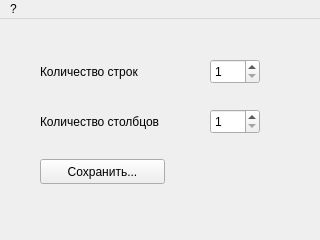
Old version of the form mainwindow.ui in the repository MegaSamuel/PatternDraw.
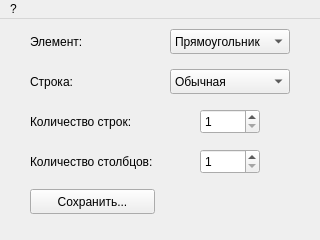
New version of the form.

Commit message: ft-new-func : добавили выбор элемента - квадрат или прямоугольник и выбор строк - обычнаые или смещенные

The edit to the form file:
```diff
--- a/mainwindow.ui
+++ b/mainwindow.ui
@@ -17,35 +17,35 @@
    <widget class="QLabel" name="labelRow">
     <property name="geometry">
      <rect>
-      <x>40</x>
-      <y>40</y>
-      <width>125</width>
+      <x>30</x>
+      <y>90</y>
+      <width>130</width>
       <height>25</height>
      </rect>
     </property>
     <property name="text">
-     <string>Количество строк</string>
+     <string>Количество строк:</string>
     </property>
    </widget>
    <widget class="QLabel" name="labelColumn">
     <property name="geometry">
      <rect>
-      <x>40</x>
-      <y>90</y>
-      <width>125</width>
+      <x>30</x>
+      <y>130</y>
+      <width>130</width>
       <height>25</height>
      </rect>
     </property>
     <property name="text">
-     <string>Количество столбцов</string>
+     <string>Количество столбцов:</string>
     </property>
    </widget>
    <widget class="QSpinBox" name="spinRow">
     <property name="geometry">
      <rect>
-      <x>210</x>
-      <y>40</y>
-      <width>50</width>
+      <x>200</x>
+      <y>90</y>
+      <width>60</width>
       <height>25</height>
      </rect>
     </property>
@@ -59,9 +59,9 @@
    <widget class="QSpinBox" name="spinColumn">
     <property name="geometry">
      <rect>
-      <x>210</x>
-      <y>90</y>
-      <width>50</width>
+      <x>200</x>
+      <y>130</y>
+      <width>60</width>
       <height>25</height>
      </rect>
     </property>
@@ -75,8 +75,8 @@
    <widget class="QPushButton" name="pushButton">
     <property name="geometry">
      <rect>
-      <x>40</x>
-      <y>140</y>
+      <x>30</x>
+      <y>170</y>
       <width>125</width>
       <height>25</height>
      </rect>
@@ -85,6 +85,78 @@
      <string>Сохранить...</string>
     </property>
    </widget>
+   <widget class="QLabel" name="labeItem">
+    <property name="geometry">
+     <rect>
+      <x>30</x>
+      <y>10</y>
+      <width>130</width>
+      <height>25</height>
+     </rect>
+    </property>
+    <property name="text">
+     <string>Элемент:</string>
+    </property>
+   </widget>
+   <widget class="QLabel" name="labelString">
+    <property name="geometry">
+     <rect>
+      <x>30</x>
+      <y>50</y>
+      <width>130</width>
+      <height>25</height>
+     </rect>
+    </property>
+    <property name="text">
+     <string>Строка:</string>
+    </property>
+   </widget>
+   <widget class="QComboBox" name="comboBoxItem">
+    <property name="geometry">
+     <rect>
+      <x>170</x>
+      <y>10</y>
+      <width>120</width>
+      <height>25</height>
+     </rect>
+    </property>
+    <property name="toolTip">
+     <string>&lt;html&gt;&lt;head/&gt;&lt;body&gt;&lt;p&gt;Вид элемента&lt;/p&gt;&lt;/body&gt;&lt;/html&gt;</string>
+    </property>
+    <item>
+     <property name="text">
+      <string>Прямоугольник</string>
+     </property>
+    </item>
+    <item>
+     <property name="text">
+      <string>Квадрат</string>
+     </property>
+    </item>
+   </widget>
+   <widget class="QComboBox" name="comboBoxGrid">
+    <property name="geometry">
+     <rect>
+      <x>170</x>
+      <y>50</y>
+      <width>120</width>
+      <height>25</height>
+     </rect>
+    </property>
+    <property name="toolTip">
+     <string>&lt;html&gt;&lt;head/&gt;&lt;body&gt;&lt;p&gt;Вид строки&lt;/p&gt;&lt;/body&gt;&lt;/html&gt;</string>
+    </property>
+    <item>
+     <property name="text">
+      <string>Обычная</string>
+     </property>
+    </item>
+    <item>
+     <property name="text">
+      <string>Смещенная</string>
+     </property>
+    </item>
+   </widget>
   </widget>
   <widget class="QMenuBar" name="menuBar">
    <property name="geometry">
```
Left out of the diff: 8 changed lines with no effect on the pictures. The commit also changes 5 other files.
